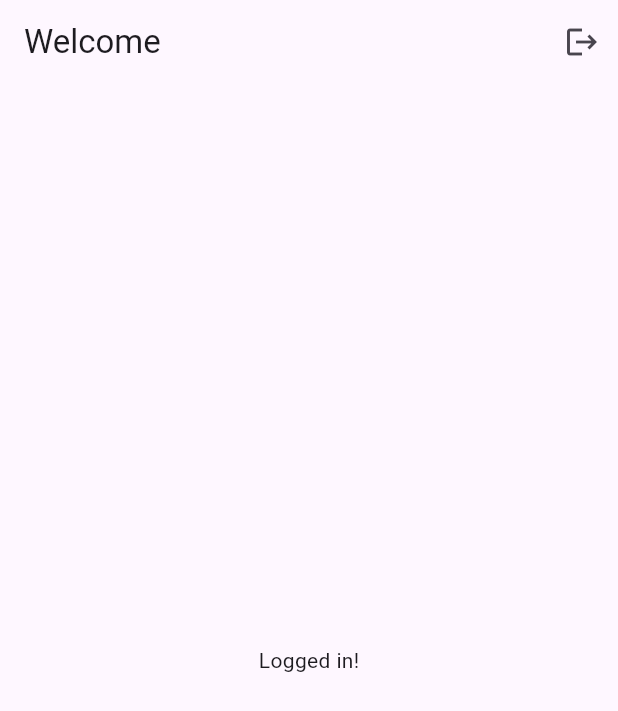
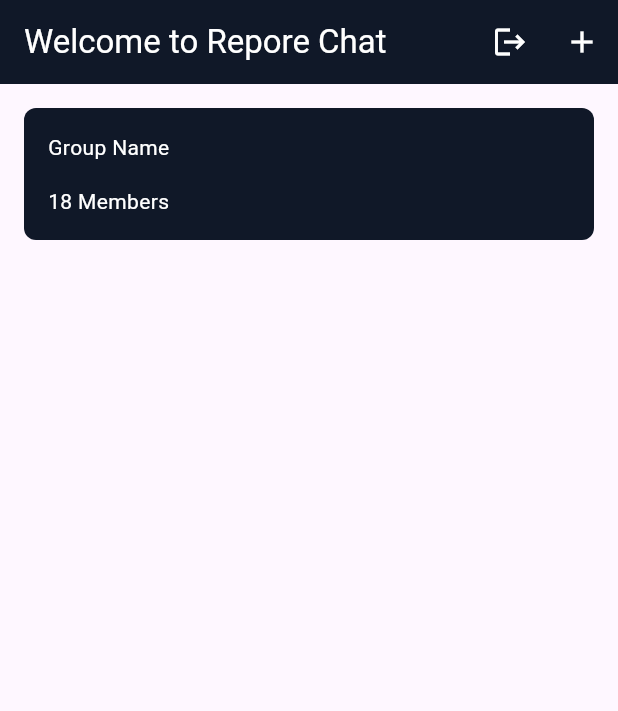
Before and after one commit to Quwaysim/repore_chat, a Flutter app: the screen it shows once a user with an empty profile is signed in, after a tap on the "logout" icon, on a phone screen of 412 x 824 dp. Shown: the top 711 px of the screen. Run offline on Flutter 3.47's test engine with Material 3 defaults, Android fonts, the phone set to English and light mode, and no system bars; our stand-ins replace firebase_auth, firebase_core, flutter_riverpod, flutter_screenutil, freezed_annotation, gap; accounts and stored records are empty; generated files the repository leaves out were written again.

Commit message:
feat: added home screen

```diff
--- /dev/null
+++ b/lib/home/presentation/home_screen.dart
@@ -0,0 +1,93 @@
+import 'package:flutter/material.dart';
+import 'package:flutter_riverpod/flutter_riverpod.dart';
+import 'package:gap/gap.dart';
+import 'package:repore_chat/auth/application/auth_notifier.dart';
+import 'package:repore_chat/home/presentation/chat_screen.dart';
+import 'package:repore_chat/utils/app_colors.dart';
+
+class HomeScreen extends ConsumerStatefulWidget {
+  const HomeScreen({super.key});
+
+  @override
+  ConsumerState<HomeScreen> createState() => _HomeScreenState();
+}
+
+class _HomeScreenState extends ConsumerState<HomeScreen> {
+  @override
+  Widget build(BuildContext context) {
+    return Scaffold(
+      appBar: AppBar(
+        title: const Text(
+          'Welcome to Repore Chat',
+          style: TextStyle(color: Colors.white),
+        ),
+        backgroundColor: AppColors.primary,
+        actions: [
+          IconButton(
+            icon: const Icon(Icons.logout, color: Colors.white),
+            onPressed: () => ref.read(authProvider.notifier).signOut(),
+          ),
+          IconButton(
+            icon: const Icon(Icons.add, color: Colors.white),
+            onPressed: () {},
+          ),
+        ],
+      ),
+      body: ListView(
+        padding: const EdgeInsets.all(16.0),
+        children: [
+          InkWell(
+            onTap: () {
+              Navigator.of(context).push(MaterialPageRoute(builder: (context) => const ChatScreen()));
+            },
+            child: const Padding(
+              padding: EdgeInsets.only(bottom: 8.0),
+              child: DecoratedBox(
+                decoration: BoxDecoration(
+                  color: AppColors.primary,
+                  borderRadius: BorderRadius.all(
+                    Radius.circular(8.0),
+                  ),
+                ),
+                child: Padding(
+                  padding: EdgeInsets.all(16.0),
+                  child: Column(
+                    crossAxisAlignment: CrossAxisAlignment.start,
+                    children: [
+                      Text(
+                        'Group Name',
+                        style: TextStyle(color: Colors.white),
+                      ),
+                      Gap(16),
+                      Text(
+                        '18 Members',
+                        style: TextStyle(color: Colors.white),
+                      ),
+                    ],
+                  ),
+                ),
+              ),
+            ),
+          ),
+        ],
+      ),
+    );
+  }
+}
+
+class NoChatsYet extends StatelessWidget {
+  const NoChatsYet({super.key});
+
+  @override
+  Widget build(BuildContext context) {
+    return const Padding(
+      padding: EdgeInsets.symmetric(vertical: 16.0, horizontal: 32.0),
+      child: Center(
+        child: Text(
+          'You have no chats yet. Please click on the add button in the top right to create a group and start chatting :-)',
+          textAlign: TextAlign.center,
+        ),
+      ),
+    );
+  }
+}
--- a/lib/main.dart
+++ b/lib/main.dart
@@ -1,10 +1,10 @@
 import 'package:firebase_core/firebase_core.dart';
 import 'package:flutter/material.dart';
-
 import 'package:flutter_riverpod/flutter_riverpod.dart';
 import 'package:flutter_screenutil/flutter_screenutil.dart';
 import 'package:repore_chat/auth/application/auth_notifier.dart';
 import 'package:repore_chat/auth/presentation/login_screen.dart';
+import 'package:repore_chat/home/presentation/home_screen.dart';
 
 void main() async {
   WidgetsFlutterBinding.ensureInitialized();
@@ -28,18 +28,7 @@
           useMaterial3: true,
         ),
         home: authState.maybeWhen(
-          authenticated: (user) => Scaffold(
-            appBar: AppBar(
-              title: Text('Welcome ${user.displayName ?? user.email}'),
-              actions: [
-                IconButton(
-                  icon: const Icon(Icons.logout),
-                  onPressed: () => ref.read(authProvider.notifier).signOut(),
-                ),
-              ],
-            ),
-            body: const Center(child: Text('Logged in!')),
-          ),
+          authenticated: (user) => const HomeScreen(),
           orElse: () => const LoginScreen(),
         ),
       ),
```
